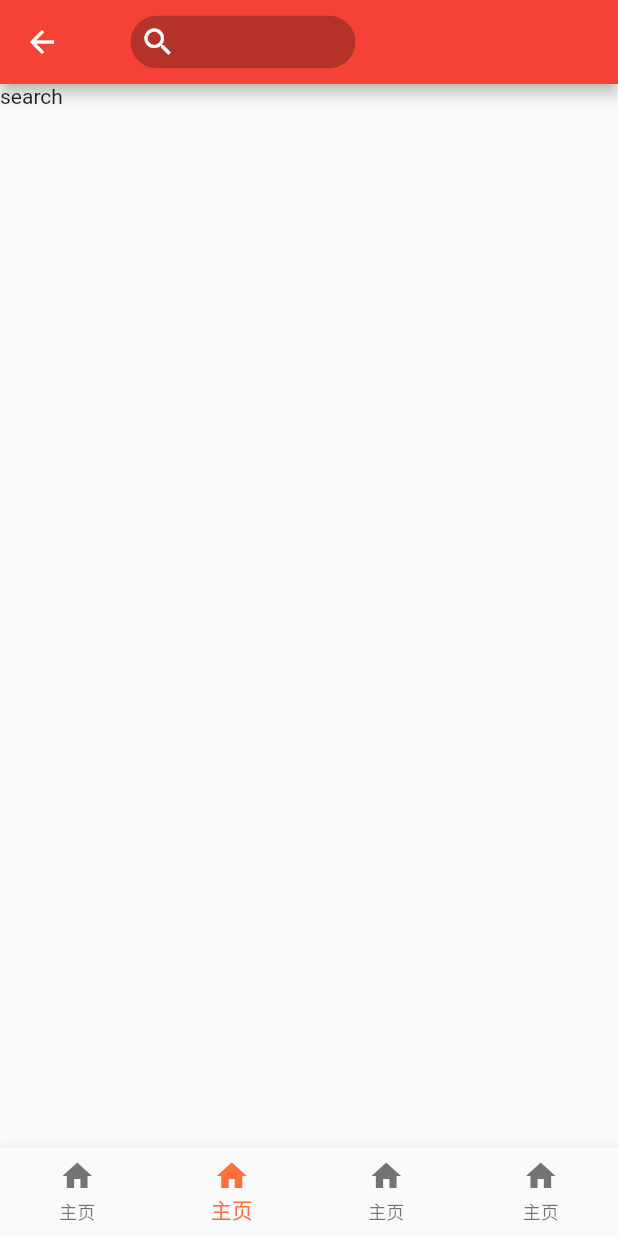
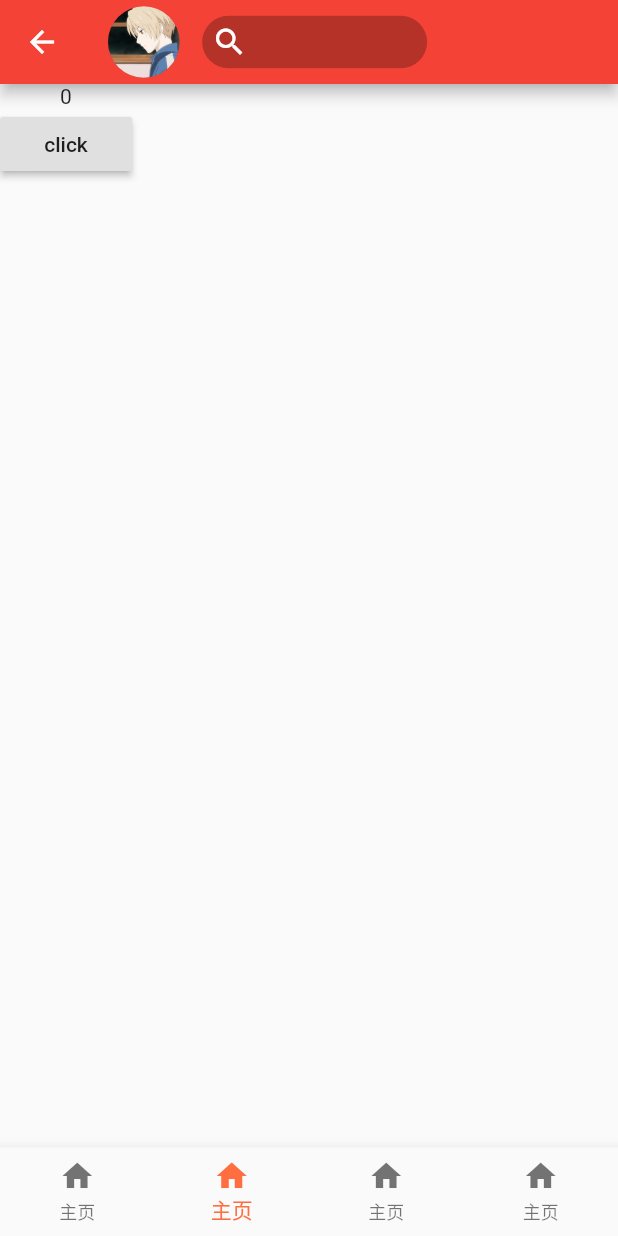
Before and after one commit to Snsaiu/bzhan_demo_flutter, a Flutter app: the BottomNaviagetionComponent screen opened directly, item 2 of the bottom bar chosen, on a phone screen of 412 x 824 dp. Run offline on Flutter 3.47's test engine with Material 2 defaults, Android fonts, the phone set to English and light mode, and no system bars; our stand-ins replace flutter_screenutil, flutter_swiper; statements that could not run were skipped.

Commit message:
add demo

```diff
--- /dev/null
+++ b/lib/bll/add_bll.dart
@@ -0,0 +1,12 @@
+import 'dart:wasm';
+
+import 'package:flutter/material.dart';
+
+class AddBll with ChangeNotifier {
+  int count = 0;
+
+  void increment() {
+    this.count++;
+    notifyListeners();
+  }
+}
--- a/lib/home/bottom_naviagetion_component.dart
+++ b/lib/home/bottom_naviagetion_component.dart
@@ -3,6 +3,7 @@ import 'package:bzhan_demo/home/mine_view.dart';
 import 'package:bzhan_demo/home/search_view.dart';
 import 'package:bzhan_demo/home/shopping_view.dart';
 import 'package:flutter/material.dart';
+import 'package:flutter_screenutil/screenutil.dart';
 
 class BottomNaviagetionComponent extends StatefulWidget {
   BottomNaviagetionComponent({Key key}) : super(key: key);
@@ -12,8 +13,8 @@ class BottomNaviagetionComponent extends StatefulWidget {
       _BottomNaviagetionComponentState();
 }
 
-class _BottomNaviagetionComponentState
-    extends State<BottomNaviagetionComponent> {
+class _BottomNaviagetionComponentState extends State<BottomNaviagetionComponent>
+    with AutomaticKeepAliveClientMixin {
   @override
   void initState() {
     this.currentPage = this.pages[0];
@@ -43,9 +44,8 @@ class _BottomNaviagetionComponentState
         title: Row(
           children: [
             CircleAvatar(
-              backgroundImage: AssetImage("assets/avtor.jpg"),
-              radius: MediaQuery.of(context).padding.top - 10,
-            ),
+                backgroundImage: AssetImage("assets/avtor.jpg"),
+                radius: ScreenUtil().setHeight(20)),
             Container(
               margin: EdgeInsets.only(left: 15),
               alignment: Alignment(-0.9, 0),
@@ -71,8 +71,15 @@ class _BottomNaviagetionComponentState
         },
         selectedItemColor: Colors.deepOrangeAccent,
       ),
-      body: currentPage,
+      body: IndexedStack(
+        children: this.pages,
+        index: currentIndex,
+      ),
     );
     ;
   }
+
+  @override
+  // TODO: implement wantKeepAlive
+  bool get wantKeepAlive => true;
 }
--- a/lib/home/home_view.dart
+++ b/lib/home/home_view.dart
@@ -62,7 +62,7 @@ class HomeView extends StatelessWidget {
             )),
         Container(
           child: RecommandComponent(),
-          height: ScreenUtil().setHeight(100),
+          height: ScreenUtil().setHeight(300),
           width: ScreenUtil().setWidth(690),
         )
       ],
--- a/lib/home/search_view.dart
+++ b/lib/home/search_view.dart
@@ -1,10 +1,27 @@
 import 'package:flutter/material.dart';
+
+import 'package:provider/provider.dart';
+import 'package:bzhan_demo/bll/add_bll.dart';
 
 class SearchView extends StatelessWidget {
   @override
   Widget build(BuildContext context) {
     return Container(
-      child: Text("search"),
-    );
+        child: Container(
+      child: Column(
+        children: [
+          ChangeNotifierProvider(
+            create: (_) => AddBll(),
+            child: Text("${context.watch<AddBll>().count}"),
+          ),
+          RaisedButton(
+            onPressed: () {
+              context.read<AddBll>().increment();
+            },
+            child: Text("click"),
+          )
+        ],
+      ),
+    ));
   }
 }
--- a/pubspec.yaml
+++ b/pubspec.yaml
@@ -24,6 +24,7 @@ dependencies:
   flutter_screenutil: ^4.0.2+3
   flutter_swiper: ^1.1.6
   url_launcher: ^5.7.10
+  provider: ^4.3.3
   flutter:
     sdk: flutter
 
```
Also changed, not shown: lib/main.dart (+5 -15 lines), lib/model/category_model.dart (added, +31 -0 lines), pubspec.lock, 6 other files.
